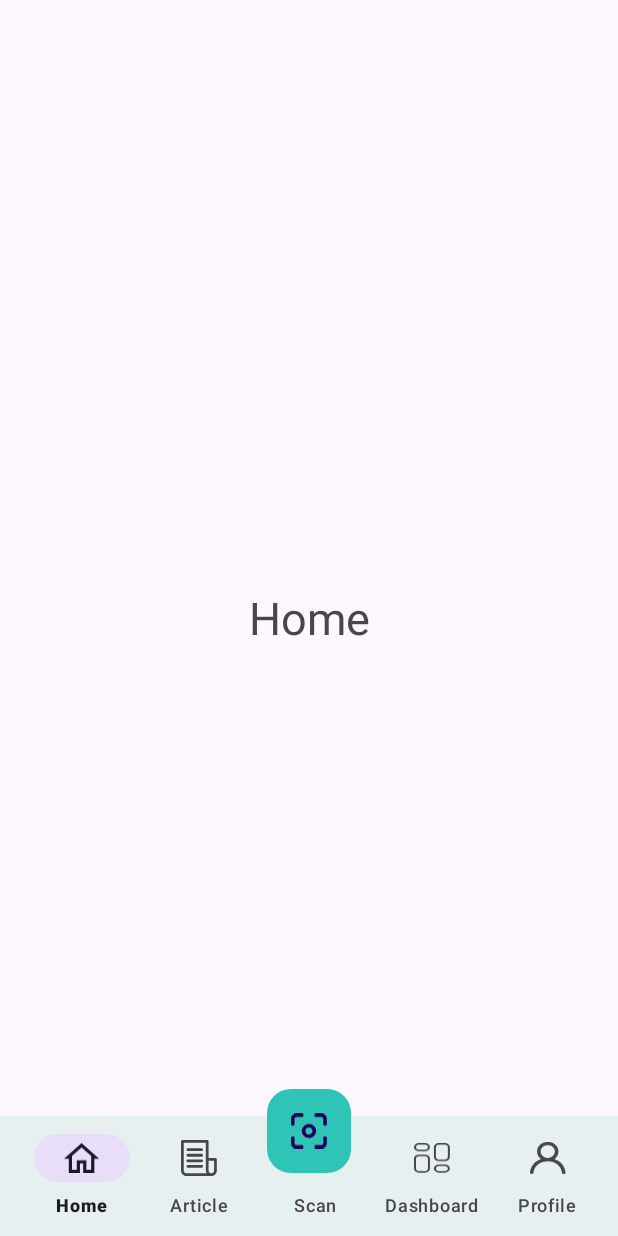
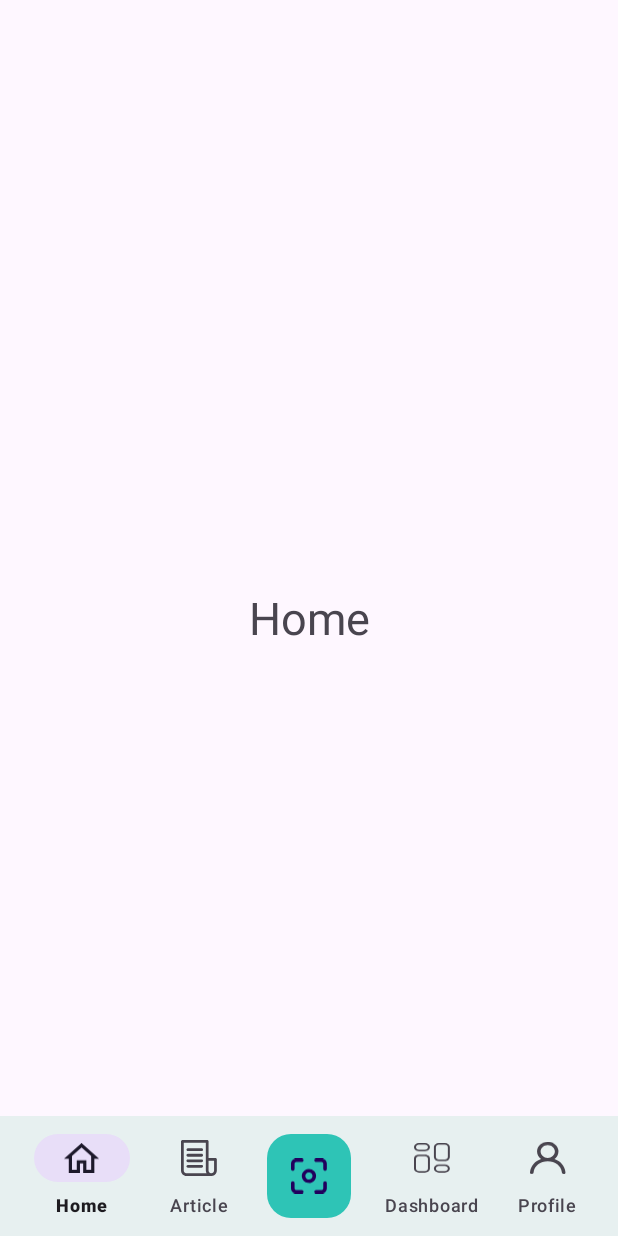
Before and after one commit to AuliyaIkhsanaNasution/FatTrack, an Android app: the screen it shows after launch (MainActivity), on a phone screen of 412 x 824 dp. Run offline under Robolectric (Android 15) with nearby library versions, the phone set to English and light mode, and no system bars.

Commit message:
add nav buttom

```diff
--- a/app/src/main/res/layout/activity_main.xml
+++ b/app/src/main/res/layout/activity_main.xml
@@ -8,12 +8,13 @@
     tools:context=".MainActivity">
 
     <!-- FrameLayout for navigation host -->
+
+    <!-- BottomAppBar -->
     <FrameLayout
         android:id="@+id/navhost"
         android:layout_width="match_parent"
         android:layout_height="match_parent" />
 
-    <!-- BottomAppBar -->
     <com.google.android.material.bottomappbar.BottomAppBar
         android:id="@+id/nav"
         android:layout_width="match_parent"
@@ -30,7 +31,6 @@
             android:layout_height="wrap_content"
             app:menu="@menu/bottom_menu"
             app:labelVisibilityMode="labeled"
-            android:layout_gravity="bottom"
             android:background="@drawable/transparent" />
 
     </com.google.android.material.bottomappbar.BottomAppBar>
@@ -43,7 +43,6 @@
         android:contentDescription="@string/scan_button"
         android:src="@drawable/baseline_scan"
         app:layout_anchor="@+id/nav"
-        android:layout_marginBottom="30dp"
         android:backgroundTint="@color/Primary" />
 
 </androidx.coordinatorlayout.widget.CoordinatorLayout>
--- a/app/src/main/res/values-night/themes.xml
+++ b/app/src/main/res/values-night/themes.xml
@@ -1,7 +1,18 @@
 <resources xmlns:tools="http://schemas.android.com/tools">
     <!-- Base application theme. -->
     <style name="Base.Theme.FatTrack" parent="Theme.Material3.DayNight.NoActionBar">
-        <!-- Customize your dark theme here. -->
-        <!-- <item name="colorPrimary">@color/my_dark_primary</item> -->
+        <!-- Primary brand color. -->
+        <item name="colorPrimary">@color/Primary</item>
+        <item name="colorPrimaryVariant">@color/PrimaryVariant</item>
+        <item name="colorOnPrimary">@color/black</item>
+        <!-- Secondary brand color. -->
+        <item name="colorSecondary">@color/Secondary</item>
+        <item name="colorSecondaryVariant">@color/SecondaryVariant</item>
+        <item name="colorOnSecondary">@color/black</item>
+        <!-- Status bar color. -->
+        <item name="android:statusBarColor">?attr/colorPrimary</item>
+        <!-- Customize your theme here. -->
     </style>
+
+    <style name="Theme.FatTrack" parent="Base.Theme.FatTrack" />
 </resources>
```
